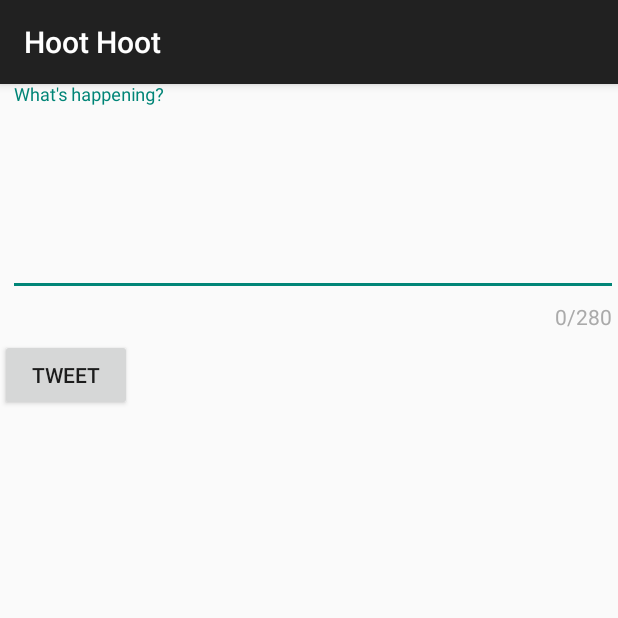
After one commit to 2v0v0v0/SimpleTweet, an Android app: the ComposeActivity screen opened directly, with no data from a screen before it, on a phone screen of 412 x 824 dp, the top half of it. The commit adds this screen. Run offline under Robolectric (Android 15) with nearby library versions, the phone set to English and light mode, and no system bars; our stand-ins replace Room's generated code; libraries missing offline, so code that uses them is left out: com.codepath.asynchttpclient, com.facebook.stetho, org.parceler; 1 statement that could not run was skipped.

Commit message:
Compose activity + publish tweet

```diff
--- a/app/build.gradle
+++ b/app/build.gradle
@@ -34,7 +34,10 @@ android {
             proguardFiles getDefaultProguardFile('proguard-android.txt'), 'proguard-rules.txt'
         }
     }
+
+
     buildToolsVersion '29.0.2'
+
 }
 
 dependencies {
@@ -53,4 +56,7 @@ dependencies {
     implementation 'com.facebook.stetho:stetho:1.5.1'
 
     implementation 'androidx.swiperefreshlayout:swiperefreshlayout:1.0.0'
+    implementation "com.google.android.material:material:1.1.0"
+    implementation 'org.parceler:parceler-api:1.1.12'
+    annotationProcessor 'org.parceler:parceler:1.1.12'
 }
--- a/app/src/main/AndroidManifest.xml
+++ b/app/src/main/AndroidManifest.xml
@@ -13,7 +13,8 @@
         android:icon="@drawable/ic_launcher"
         android:label="@string/app_name"
         android:theme="@style/AppTheme">
-        <activity android:name=".TimelineActivity"></activity>
+        <activity android:name=".ComposeActivity"></activity>
+        <activity android:name=".TimelineActivity" />
         <activity
             android:name=".LoginActivity"
             android:label="@string/app_name"
--- /dev/null
+++ b/app/src/main/java/com/codepath/apps/restclienttemplate/ComposeActivity.java
@@ -0,0 +1,84 @@
+package com.codepath.apps.restclienttemplate;
+
+import androidx.appcompat.app.AppCompatActivity;
+
+import android.content.Intent;
+import android.os.Bundle;
+import android.os.Parcel;
+import android.util.Log;
+import android.view.View;
+import android.widget.Button;
+import android.widget.EditText;
+import android.widget.Toast;
+
+import com.codepath.apps.restclienttemplate.models.Tweet;
+import com.codepath.asynchttpclient.callback.JsonHttpResponseHandler;
+import com.google.android.material.snackbar.Snackbar;
+
+import org.json.JSONException;
+import org.parceler.Parcels;
+
+import okhttp3.Headers;
+
+public class ComposeActivity extends AppCompatActivity {
+    public static final String TAG = "ComposeActivity";
+    public static final int MAX_TWEET_LENGTH =280;
+
+    EditText etCompose;
+    Button btnTweet;
+
+    TwitterClient client;
+
+    @Override
+    protected void onCreate(Bundle savedInstanceState) {
+        super.onCreate(savedInstanceState);
+        setContentView(R.layout.activity_compose);
+
+        client = TwitterApp.getRestClient(this);
+
+        etCompose = findViewById(R.id.etCompose);
+        btnTweet = findViewById(R.id.btnTweet);
+
+        //Set click listener on button
+        btnTweet.setOnClickListener(new View.OnClickListener() {
+            @Override
+            public void onClick(View view) {
+                final String tweetContent = etCompose.getText().toString();
+                if(tweetContent.isEmpty()){
+                    Snackbar.make(view, R.string.tweetEmpty, Snackbar.LENGTH_LONG).show();
+                    return;
+                }
+                if (tweetContent.length()> MAX_TWEET_LENGTH){
+                    Snackbar.make(view, R.string.tweetLong, Snackbar.LENGTH_LONG).show();
+                    return;
+                }
+                Toast.makeText(ComposeActivity.this, tweetContent,Toast.LENGTH_LONG).show();
+
+                //make an API call to Twitter to publish the tweet
+                client.publishTweet(tweetContent, new JsonHttpResponseHandler() {
+                    @Override
+                    public void onSuccess(int statusCode, Headers headers, JSON json) {
+                        Log.i(TAG, "onSuccess to publish tweet");
+                        try {
+                            Tweet tweet = Tweet.fromJson(json.jsonObject);
+                            Log.i(TAG, "Published tweet: " + tweet.body);
+                            Intent data = new Intent();
+                            data.putExtra("tweet", Parcels.wrap(tweet));
+                            // set result code and bundle data for response
+                            setResult(RESULT_OK, data);
+                            // closes the activity, pass data to parent
+                            finish();
+                        } catch (JSONException e) {
+                            e.printStackTrace();
+                        }
+                    }
+
+                    @Override
+                    public void onFailure(int statusCode, Headers headers, String response, Throwable throwable) {
+                        Log.e(TAG, "onFailure to publish tweet", throwable);
+                    }
+                });
+            }
+        });
+    }
+}
--- a/app/src/main/java/com/codepath/apps/restclienttemplate/models/User.java
+++ b/app/src/main/java/com/codepath/apps/restclienttemplate/models/User.java
@@ -2,11 +2,17 @@ package com.codepath.apps.restclienttemplate.models;
 
 import org.json.JSONException;
 import org.json.JSONObject;
+import org.parceler.Parcel;
 
+@Parcel
 public class User {
     public  String name;
     public String screenName;
     public  String profileImageUrl;
+
+    // empty constructor needed by the Parceler library
+    public User(){}
+
     public static User fromJson(JSONObject jsonObject) throws JSONException {
         User user = new User();
         user.name = jsonObject.getString("name");
--- /dev/null
+++ b/app/src/main/res/layout/activity_compose.xml
@@ -0,0 +1,46 @@
+<?xml version="1.0" encoding="utf-8"?>
+<RelativeLayout xmlns:android="http://schemas.android.com/apk/res/android"
+    xmlns:app="http://schemas.android.com/apk/res-auto"
+    xmlns:tools="http://schemas.android.com/tools"
+    android:layout_width="match_parent"
+    android:layout_height="match_parent"
+    tools:context=".ComposeActivity">
+
+    <com.google.android.material.textfield.TextInputLayout
+        android:layout_width="match_parent"
+        android:layout_height="wrap_content"
+        android:textColorHint="@android:color/black"
+        app:counterEnabled="true"
+        app:counterMaxLength="280"
+        app:counterOverflowTextAppearance="@style/counterOverride"
+        app:counterTextAppearance="@style/counterText">
+
+        <EditText
+            android:id="@+id/etCompose"
+            android:layout_width="match_parent"
+            android:layout_height="wrap_content"
+            android:layout_alignParentStart="true"
+            android:layout_alignParentTop="true"
+            android:layout_marginStart="5dp"
+            android:layout_marginTop="5dp"
+            android:ems="10"
+            android:gravity="start|top"
+            android:hint="What's happening?"
+            android:inputType="textMultiLine"
+            android:minLines="5"
+            app:backgroundTint="@color/blue" />
+
+        <Button
+            android:id="@+id/btnTweet"
+            android:layout_width="wrap_content"
+            android:layout_height="wrap_content"
+            android:layout_below="@+id/etCompose"
+            android:layout_alignParentEnd="true"
+            android:layout_marginTop="5dp"
+            android:layout_marginEnd="5dp"
+            android:text="@string/tweet" />
+
+    </com.google.android.material.textfield.TextInputLayout>
+
+
+</RelativeLayout>
--- /dev/null
+++ b/app/src/main/res/values/colors.xml
@@ -0,0 +1,10 @@
+<?xml version="1.0" encoding="utf-8"?>
+<resources>
+    <color name="colorPrimary">#6200EE</color>
+    <color name="colorPrimaryDark">#3700B3</color>
+    <color name="colorAccent">#03DAC5</color>
+
+    <color name="blue">#03A9F4</color>
+    <color name="red">#FFCA3535</color>
+
+</resources>
--- a/app/src/main/res/values/strings.xml
+++ b/app/src/main/res/values/strings.xml
@@ -1,9 +1,13 @@
 <?xml version="1.0" encoding="utf-8"?>
 <resources>
 
-    <string name="app_name">SimpleTweet</string>
+    <string name="app_name">Hoot Hoot</string>
     <string name="login_label">Log in</string>
     <string name="intent_scheme">oauth</string>
     <string name="intent_host">cprest</string>
+    <string name="tweet">Tweet</string>
+    <string name="tweetEmpty">Sorry, your tweet cannot be empty</string>
+    <string name="tweetLong">Sorry, your tweet is too long</string>
+
 
 </resources>
--- a/app/src/main/res/values/styles.xml
+++ b/app/src/main/res/values/styles.xml
@@ -13,4 +13,13 @@
         <!-- All customizations that are NOT specific to a particular API-level can go here. -->
     </style>
 
+    <style name="counterText" parent="TextAppearance.AppCompat">
+        <item name="android:textColor">@android:color/darker_gray</item>
+    </style>
+
+    <style name="counterOverride" parent="TextAppearance.AppCompat">
+        <item name="android:textColor">@color/red</item>
+    </style>
+
+
 </resources>
```
Also changed, not shown: app/src/main/java/com/codepath/apps/restclienttemplate/EndlessRecyclerViewScrollListener.java (added, +106 -0 lines), app/src/main/java/com/codepath/apps/restclienttemplate/TimelineActivity.java (+82 -1 lines), app/src/main/java/com/codepath/apps/restclienttemplate/TwitterClient.java (+18 -0 lines), app/src/main/java/com/codepath/apps/restclienttemplate/models/Tweet.java (+7 -0 lines), app/src/main/res/menu/menu_main.xml (added, +10 -0 lines), 1 other file.
